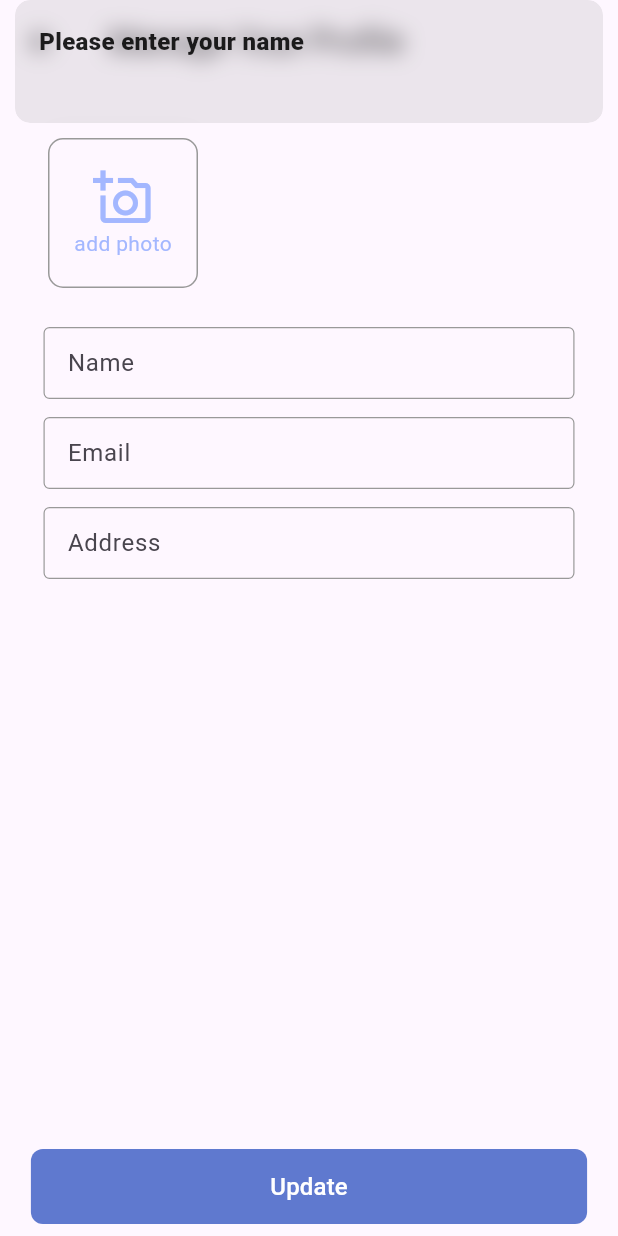
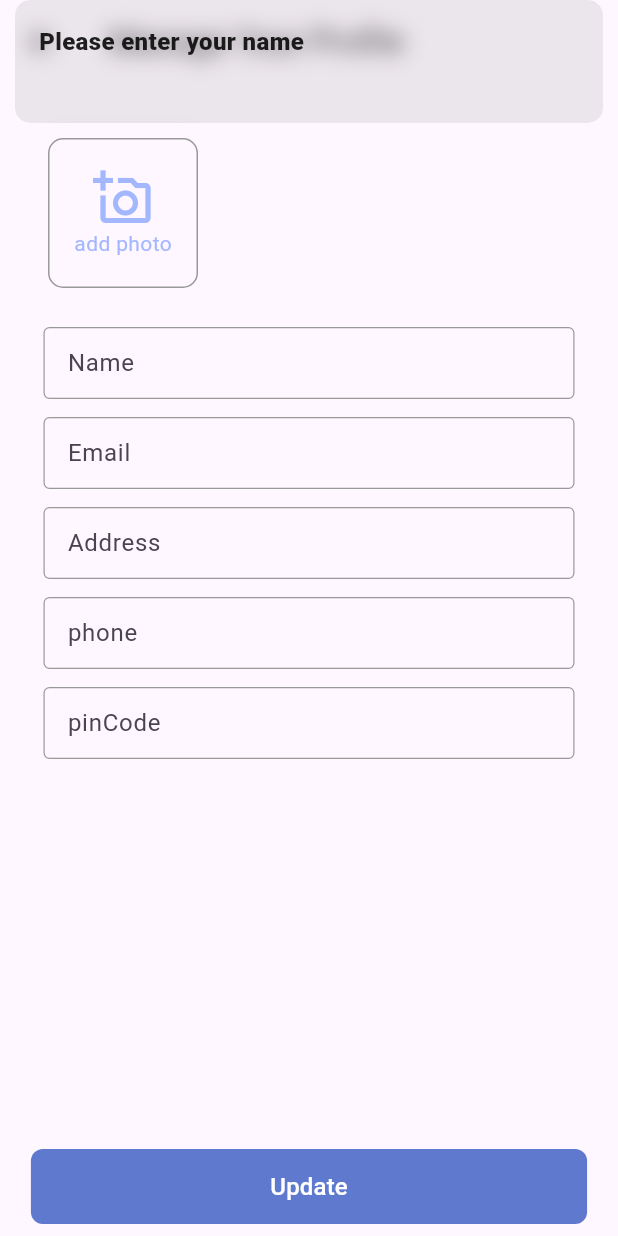
Before and after one commit to Amar-singh-123/shopee_seller_app, a Flutter app: the ManageProfileScreen screen opened directly, after a tap on "Update", on a phone screen of 412 x 824 dp. Run offline on Flutter 3.47's test engine with Material 3 defaults, Android fonts, the phone set to English and light mode, and no system bars; our stand-ins replace animate_do, cached_network_image, cloud_firestore, firebase_auth, firebase_core, firebase_database and 10 more; missing offline and left inert: flex_color_picker, flutter_material_color_picker; accounts and stored records are empty.

Commit message:
i am add phone number and pinCode

```diff
--- a/lib/controllers/profile/profile_controller.dart
+++ b/lib/controllers/profile/profile_controller.dart
@@ -14,11 +14,12 @@ class ProfileController extends GetxController {
   Rx<TextEditingController> nameController = TextEditingController().obs;
   Rx<TextEditingController> emailController = TextEditingController().obs;
   Rx<TextEditingController> addressController = TextEditingController().obs;
+  Rx<TextEditingController> phoneController = TextEditingController().obs;
+  Rx<TextEditingController> pinCodeController = TextEditingController().obs;
   Rx<ProfileModel> profileDetails = ProfileModel().obs;
   RxString profileImage = "".obs;
   final _profileDb = AppFireStoreDatabase(collection: 'seller_profile');
   final _profileStorage = AppFirebaseStorage(storageCollection: 'seller_profile');
-
   RxBool updateStatus = false.obs;
   RxBool isNetworkUrl = false.obs;
 
@@ -54,7 +55,8 @@ class ProfileController extends GetxController {
       sellerName: nameController.value.text,
       sellerEmail: emailController.value.text,
       sellerAddress: addressController.value.text,
-      sellerPhone: AppAuth.currentUser?.phoneNumber,
+      sellerPhone: phoneController.value.text,
+      sellerPinCode: pinCodeController.value.text,
       sellerImage: profileImage.value,
     );
     if (profileDetails.value.sellerName?.isEmpty == true) {
@@ -63,11 +65,23 @@ class ProfileController extends GetxController {
       showSnackBar(
         'Please enter your email',
       );
-    } else if (profileDetails.value.sellerAddress?.isEmpty == true) {
+    }
+    else if (profileDetails.value.sellerPhone?.isEmpty == true) {
+      showSnackBar(
+        'Please enter your phone',
+      );
+    }
+    else if (profileDetails.value.sellerAddress?.isEmpty == true) {
       showSnackBar(
         'Please enter your address',
       );
-    } else if (profileImage.value.isEmpty) {
+    }
+    else if (profileDetails.value.sellerPinCode?.isEmpty == true) {
+      showSnackBar(
+        'Please enter your pinCode',
+      );
+    }
+    else if (profileImage.value.isEmpty) {
       showSnackBar(
         'Please select profile Image',
       );
@@ -118,6 +132,8 @@ class ProfileController extends GetxController {
     nameController.value.text = profileDetails.value.sellerName ?? "";
     addressController.value.text = profileDetails.value.sellerAddress ?? "";
     emailController.value.text = profileDetails.value.sellerEmail ?? "";
+    phoneController.value.text = profileDetails.value.sellerPhone ?? "";
+    pinCodeController.value.text = profileDetails.value.sellerPinCode ?? "";
     isNetworkUrl.value = true;
     updateStatus.value = true;
   }
--- a/lib/models/profile/profile_model.dart
+++ b/lib/models/profile/profile_model.dart
@@ -13,6 +13,7 @@ class ProfileModel {
   String? sellerName;
   String? sellerEmail;
   String? sellerPhone;
+  String? sellerPinCode;
   String? sellerAddress;
   String? sellerImage;
   ProfileModel({
@@ -20,6 +21,7 @@ class ProfileModel {
     this.sellerName,
     this.sellerEmail,
     this.sellerPhone,
+    this.sellerPinCode,
     this.sellerAddress,
     this.sellerImage,
   });
@@ -29,6 +31,7 @@ class ProfileModel {
     sellerName: json["seller_name"],
     sellerEmail: json["seller_email"],
     sellerPhone: json["seller_phone"],
+    sellerPinCode: json["seller_pinCode"],
     sellerAddress: json["seller_address"],
     sellerImage: json["seller_image"],
   );
@@ -37,6 +40,7 @@ class ProfileModel {
     "seller_name": sellerName,
     "seller_email": sellerEmail,
     "seller_phone": sellerPhone,
+    "seller_pinCode": sellerPinCode,
     "seller_address": sellerAddress,
     "seller_image": sellerImage,
   };
--- a/lib/views/screens/seller_profile/manage_seller_profile.dart
+++ b/lib/views/screens/seller_profile/manage_seller_profile.dart
@@ -42,6 +42,16 @@ class ManageProfileScreen extends StatelessWidget {
                   labelText: "Address",
                   hint: "Enter your address",
                 ),
+                EditField(
+                  controller: controller.phoneController.value,
+                  labelText: "phone",
+                  hint: "Enter your phone",
+                ),
+                EditField(
+                  controller: controller.pinCodeController.value,
+                  labelText: "pinCode",
+                  hint: "Enter your pinCode",
+                ),
               ],
             )),
             Button(
--- a/lib/views/screens/settings/manage_screen.dart
+++ b/lib/views/screens/settings/manage_screen.dart
@@ -1,7 +1,9 @@
 import 'package:flutter/cupertino.dart';
 import 'package:flutter/material.dart';
 import 'package:get/get.dart';
+import 'package:shopee_seller_app/controllers/services/app_firebase/app_firebase_auth.dart';
 import 'package:shopee_seller_app/models/orders/order_model.dart';
+import 'package:shopee_seller_app/views/screens/auth/email_auth/signing_with_email.dart';
 import 'package:shopee_seller_app/views/screens/catalogue/catalogue_screen.dart';
 import 'package:shopee_seller_app/views/screens/catalogue/product/add_product.dart';
 import 'package:shopee_seller_app/views/screens/order_section/online_order_screen.dart';
@@ -91,11 +93,17 @@ class ManageScreen extends StatelessWidget {
             ),
           ),
           10.height,
-          const Center(
-              child: Text(
-            "Logout",
-            style: TextStyle(color: Colors.blue),
-          )),
+           Center(
+              child: InkWell(
+                onTap: (){
+                  AppAuth.signOut;
+                  Get.offAll(SigningWithEmail());
+                },
+                child: Text(
+                            "Logout",
+                            style: TextStyle(color: Colors.blue),
+                          ),
+              )),
           15.height
         ],
       ),
```
